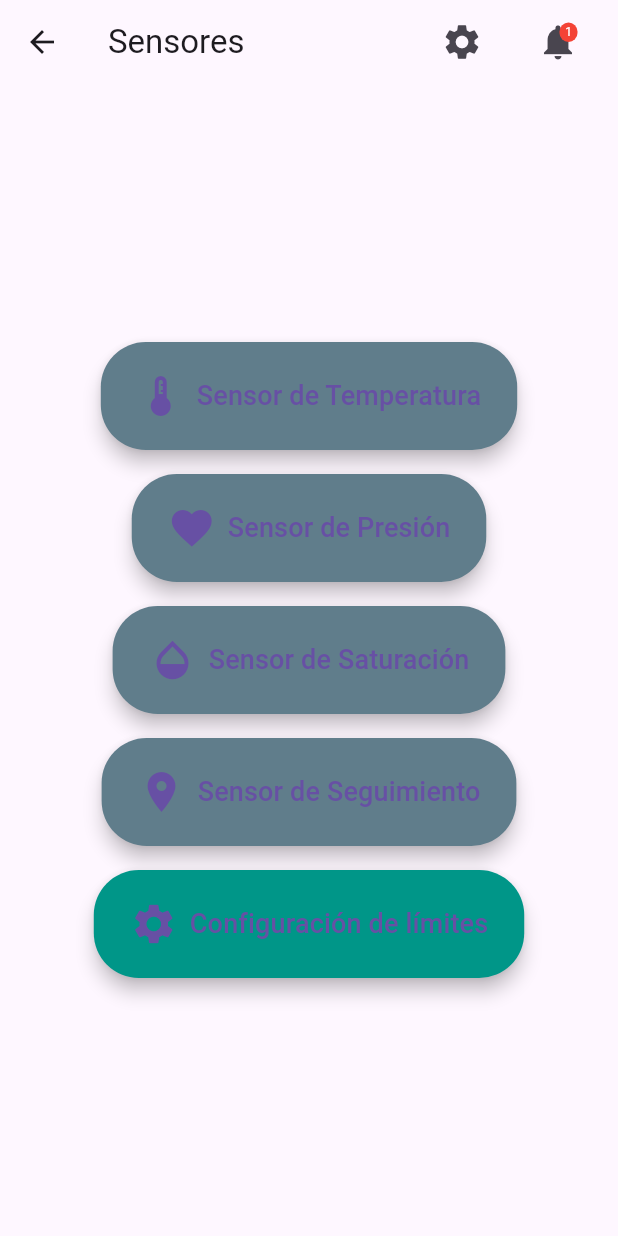
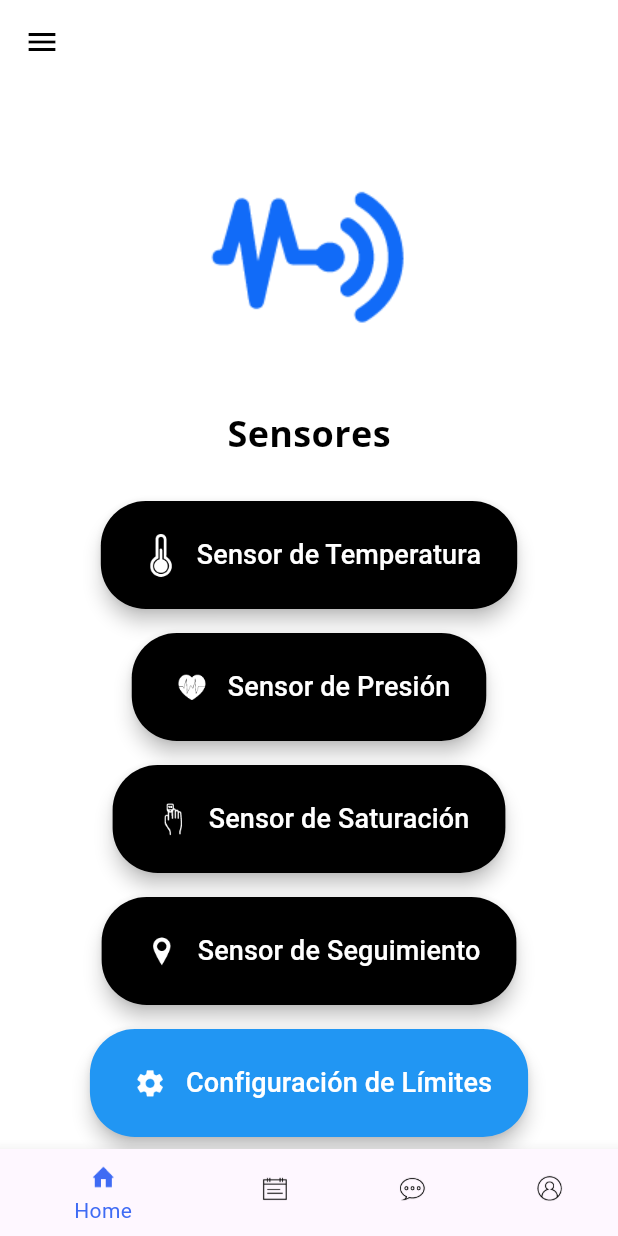
Before and after one commit to ggpachec/PulseraWifiMovil, a Flutter app: the SensorsScreen screen opened by its route, on a phone screen of 412 x 824 dp. Run offline on Flutter 3.47's test engine with Material 3 defaults, Android fonts, the phone set to English and light mode, and no system bars; our stand-ins replace flutter_blue_plus, flutter_bluetooth_serial, geolocator, google_maps_flutter, permission_handler.

Commit message:
sensor, login, welcome, configuracion

```diff
--- a/sensor_app/lib/logIn.dart
+++ b/sensor_app/lib/logIn.dart
@@ -164,7 +164,7 @@ class _LoginScreenState extends State<LoginScreen> {
                   ),
                 ),
               ),
-              SizedBox(height: 30),
+              SizedBox(height: 25),
               TextButton(
                 onPressed: () {
                   Navigator.pushNamed(context, '/createAccount');
--- a/sensor_app/lib/sensors.dart
+++ b/sensor_app/lib/sensors.dart
@@ -1,96 +1,123 @@
 import 'package:flutter/material.dart';
+import 'package:sensor_app/alertas.dart';
+import 'package:sensor_app/configuracion.dart';
 
-class SensorsScreen extends StatelessWidget {
+class SensorsScreen extends StatefulWidget {
+  @override
+  _SensorsScreenState createState() => _SensorsScreenState();
+}
+
+class _SensorsScreenState extends State<SensorsScreen> {
+  int _selectedIndex = 0;
+
+  final List<Widget> _pages = [
+    SensorsScreen(), // Define tus pantallas aquí
+    CalendarScreen(),
+    AlertsScreen(),
+    GeneralSettingsScreen(),
+  ];
+
+  void _onItemTapped(int index) {
+    setState(() {
+      _selectedIndex = index;
+    });
+    // Navegar a la página seleccionada
+    Navigator.push(
+      context,
+      MaterialPageRoute(builder: (context) => _pages[index]),
+    );
+  }
+
   @override
   Widget build(BuildContext context) {
     return Scaffold(
+      backgroundColor: Colors.white,
       appBar: AppBar(
-        title: Text('Sensores'),
-        //backgroundColor: Colors.teal,
-        actions: [
-          IconButton(
-            icon: Icon(Icons.settings, size: 28),
-            onPressed: () {
-              Navigator.pushNamed(context, '/generalSettings');
-            },
-          ),
-          SizedBox(width: 16),
-          IconButton(
-            icon: Stack(
-              children: [
-                Icon(Icons.notifications, size: 28),
-                Positioned(
-                  right: 1,
-                  top: 1,
-                  child: Container(
-                    padding: EdgeInsets.all(1),
-                    decoration: BoxDecoration(
-                      color: Colors.red,
-                      borderRadius: BorderRadius.circular(6),
-                    ),
-                    constraints: BoxConstraints(
-                      minWidth: 12,
-                      minHeight: 12,
-                    ),
-                    child: Text(
-                      '1',
-                      style: TextStyle(
-                        color: Colors.white,
-                        fontSize: 8,
-                      ),
-                      textAlign: TextAlign.center,
-                    ),
-                  ),
-                ),
-              ],
-            ),
-            onPressed: () {
-              Navigator.pushNamed(context, '/alerts');
-            },
-          ),
-          SizedBox(width: 16),
-        ],
+        backgroundColor: Colors.white,
+        elevation: 0,
+        leading: IconButton(
+          icon: Icon(Icons.menu, color: Colors.black),
+          onPressed: () {},
+        ),
       ),
       body: Center(
         child: Padding(
           padding: const EdgeInsets.all(16.0),
           child: Column(
-            mainAxisAlignment: MainAxisAlignment.center,
+            mainAxisAlignment: MainAxisAlignment.start,
             children: [
+              SizedBox(height: 10),
+              Image.asset('lib/assets/images/21.png', height: 180),
+              SizedBox(height: 10),
+              Text(
+                'Sensores',
+                style: TextStyle(
+                  fontSize: 24,
+                  fontWeight: FontWeight.bold,
+                  fontFamily: 'Open Sans',
+                  color: Colors.black,
+                ),
+              ),
+              SizedBox(height: 20),
               _buildSensorButton(
                 context,
                 'Sensor de Temperatura',
-                Icons.thermostat,
+                'lib/assets/images/16.png',
                 '/temperature',
               ),
               _buildSensorButton(
                 context,
                 'Sensor de Presión',
-                Icons.favorite,
+                'lib/assets/images/17.png',
                 '/pressure',
               ),
               _buildSensorButton(
                 context,
                 'Sensor de Saturación',
-                Icons.opacity,
+                'lib/assets/images/18.png',
                 '/saturation',
               ),
               _buildSensorButton(
                 context,
                 'Sensor de Seguimiento',
-                Icons.location_on,
+                'lib/assets/images/19.png',
                 '/tracking',
               ),
               _buildSensorButton(
                 context,
-                'Configuración de límites',
-                Icons.settings,
+                'Configuración de Límites',
+                'lib/assets/images/20.png',
                 '/config',
-                color: Colors.teal,
+                color: Colors.blue,
               ),
             ],
           ),
         ),
+      ),
+      bottomNavigationBar: BottomNavigationBar(
+        backgroundColor: Colors.blue,
+        items: [
+          BottomNavigationBarItem(
+            icon: ImageIcon(AssetImage('lib/assets/images/12.png')),
+            label: 'Home',
+          ),
+          BottomNavigationBarItem(
+            icon: ImageIcon(AssetImage('lib/assets/images/13.png')),
+            label: 'Calendario',
+          ),
+          BottomNavigationBarItem(
+            icon: ImageIcon(AssetImage('lib/assets/images/14.png')),
+            label: 'Notificaciones',
+          ),
+          BottomNavigationBarItem(
+            icon: ImageIcon(AssetImage('lib/assets/images/15.png')),
+            label: 'Perfil',
+          ),
+        ],
+        currentIndex: _selectedIndex,
+        selectedItemColor: Color(0xFF3F6BF4),
+        unselectedItemColor: Color(0XFF000000),
+        onTap: _onItemTapped,
       ),
     );
   }
@@ -98,22 +125,22 @@ class SensorsScreen extends StatelessWidget {
   Widget _buildSensorButton(
     BuildContext context,
     String title,
-    IconData icon,
+    String iconPath,
     String route, {
-    Color color = Colors.blueGrey,
+    Color color = Colors.black,
   }) {
     return Padding(
-      padding: const EdgeInsets.symmetric(vertical: 8.0),
+      padding: const EdgeInsets.symmetric(vertical: 8.0, horizontal: 20),
       child: ElevatedButton.icon(
-        icon: Icon(icon, size: 32),
-        label: Text(title, style: TextStyle(fontSize: 18)),
+        icon: ImageIcon(AssetImage(iconPath), size: 32, color: Colors.white),
+        label: Text(title, style: TextStyle(fontSize: 18, color: Colors.white)),
         style: ElevatedButton.styleFrom(
           backgroundColor: color,
           padding: EdgeInsets.symmetric(vertical: 20, horizontal: 24),
           shape: RoundedRectangleBorder(
             borderRadius: BorderRadius.circular(30),
           ),
-          elevation: 5, // Agregar sombra
+          elevation: 5,
         ),
         onPressed: () {
           Navigator.pushNamed(context, route);
@@ -122,3 +149,40 @@ class SensorsScreen extends StatelessWidget {
     );
   }
 }
+
+// Define las pantallas a las que quieres navegar
+class HomeScreen extends StatelessWidget {
+  @override
+  Widget build(BuildContext context) {
+    return Scaffold(
+      body: Center(child: Text('Home Screen')),
+    );
+  }
+}
+
+class CalendarScreen extends StatelessWidget {
+  @override
+  Widget build(BuildContext context) {
+    return Scaffold(
+      body: Center(child: Text('Calendar Screen')),
+    );
+  }
+}
+
+class NotificationsScreen extends StatelessWidget {
+  @override
+  Widget build(BuildContext context) {
+    return Scaffold(
+      body: Center(child: Text('Notifications Screen')),
+    );
+  }
+}
+
+class ProfileScreen extends StatelessWidget {
+  @override
+  Widget build(BuildContext context) {
+    return Scaffold(
+      body: Center(child: Text('Profile Screen')),
+    );
+  }
+}
```
Also changed, not shown: sensor_app/lib/configuracion.dart (+54 -15 lines), sensor_app/lib/welcome.dart (+3 -11 lines).
